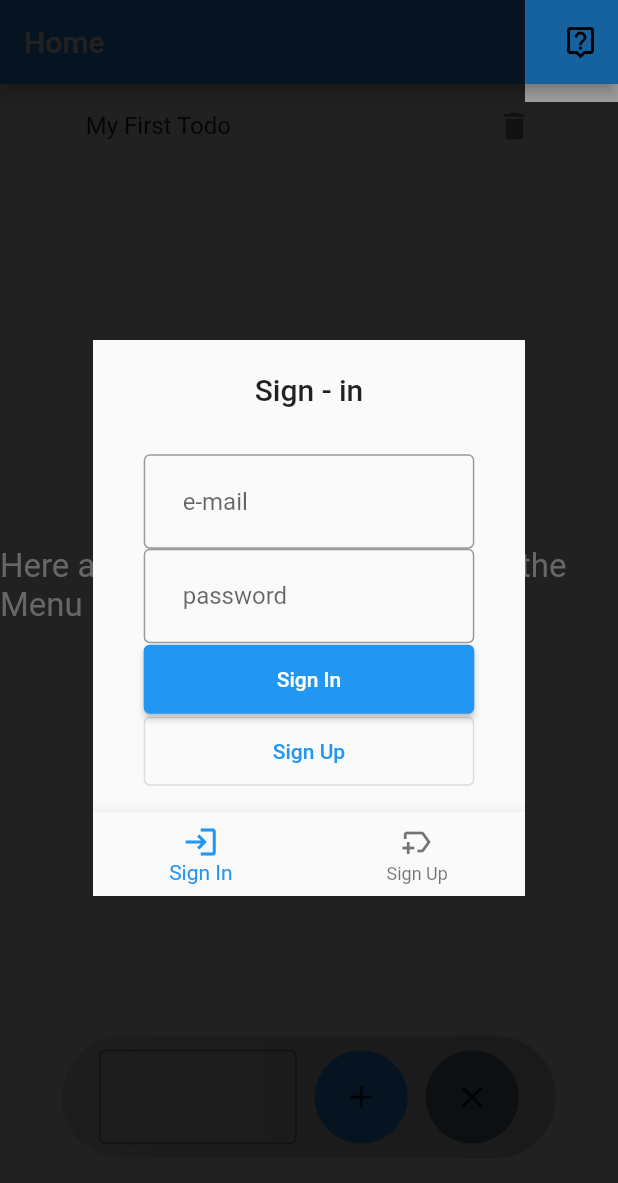
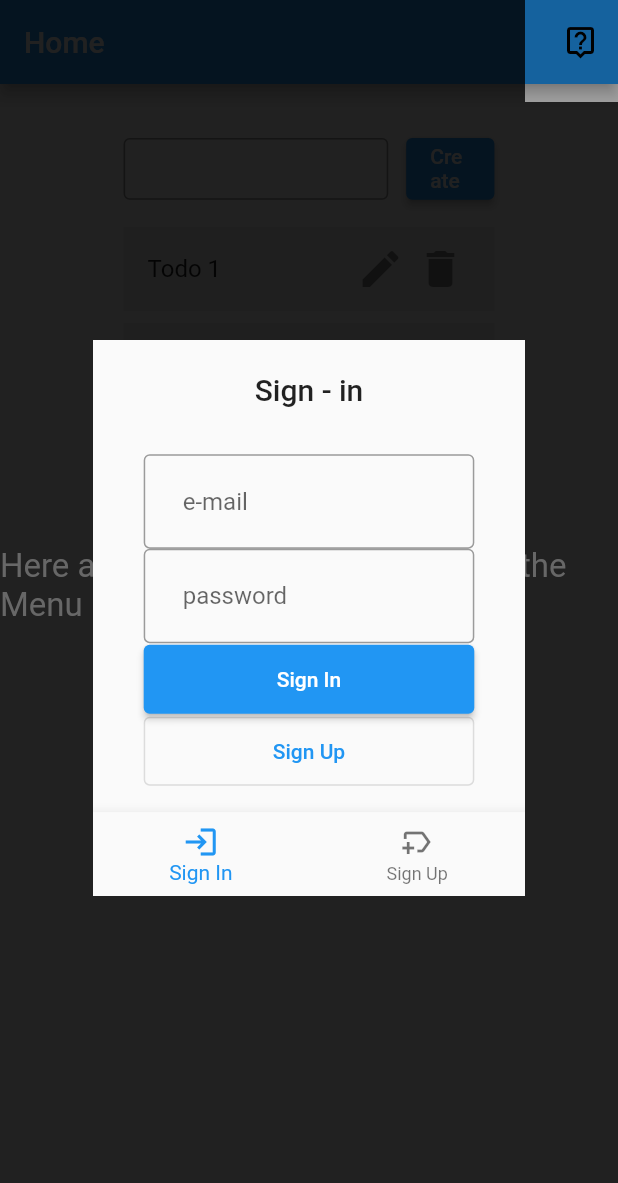
Before and after one commit to munhozfontana/todo, a Flutter app: the screen it shows after launch, on a phone screen of 412 x 824 dp. Shown: the top 1183 px of the screen. Run offline on Flutter 3.47's test engine with Material 2 defaults, Android fonts, the light colour scheme and no system bars; our stand-ins replace dartz, dio, email_validator, get_it, go_router; missing offline and left inert: dart:html, tutorial; accounts and stored records are empty.

Commit message:
tutorial: update tutorial

```diff
--- a/front/lib/app/ui/features/home/home_page_tutorial.dart
+++ b/front/lib/app/ui/features/home/home_page_tutorial.dart
@@ -1,6 +1,5 @@
 import 'package:flutter/material.dart';
 import 'package:go_router/go_router.dart';
-import 'package:todo/app/ui/widgets/btn_round_widget.dart';
 import 'package:todo/app/ui/widgets/tutorial/hole_pointer.dart';
 import 'package:tutorial/tutorial.dart';
 
@@ -15,9 +14,9 @@ class _HomePageTutorialState extends State<HomePageTutorial> {
   final appBarMenu = GlobalKey();
   final inputKey = GlobalKey();
   final addKey = GlobalKey();
-  final cleanKey = GlobalKey();
   final itemKey = GlobalKey();
   final deleteKey = GlobalKey();
+  final editKey = GlobalKey();
 
   List<TutorialItem> items = [];
 
@@ -39,6 +38,179 @@ class _HomePageTutorialState extends State<HomePageTutorial> {
       ],
     );
   }
+
+  Padding body(Size size, BuildContext context) {
+    return Padding(
+      padding: EdgeInsets.symmetric(
+        horizontal: size.width * .20,
+      ),
+      child: Column(
+        children: [
+          form(size, context),
+          const SizedBox(height: 18),
+          listTodo(size),
+        ],
+      ),
+    );
+  }
+
+  Widget form(Size size, BuildContext context) {
+    return Container(
+      margin: const EdgeInsets.only(top: 36),
+      decoration: BoxDecoration(
+        borderRadius: BorderRadius.circular(50),
+      ),
+      height: size.height * .05,
+      child: Row(
+        crossAxisAlignment: CrossAxisAlignment.stretch,
+        mainAxisAlignment: MainAxisAlignment.spaceBetween,
+        children: [
+          Expanded(
+            flex: 3,
+            child: TextField(
+              key: inputKey,
+            ),
+          ),
+          const SizedBox(width: 12),
+          Expanded(
+            flex: 1,
+            child: ElevatedButton(
+              key: addKey,
+              onPressed: () => print(''),
+              child: const Text('Create'),
+            ),
+          ),
+        ],
+      ),
+    );
+  }
+
+  Widget listTodo(size) {
+    return SizedBox(
+      height: size.height * .5,
+      child: ListView(
+        children: [
+          ListTile(
+            key: itemKey,
+            tileColor: Colors.grey[200],
+            title: const Text('Todo 1'),
+            trailing: SizedBox(
+              height: double.maxFinite,
+              width: 80,
+              child: Row(
+                mainAxisAlignment: MainAxisAlignment.spaceBetween,
+                children: [
+                  Expanded(
+                    child: InkWell(
+                      key: editKey,
+                      child: const Icon(
+                        Icons.edit,
+                        size: 32,
+                      ),
+                    ),
+                  ),
+                  Expanded(
+                    child: InkWell(
+                      key: deleteKey,
+                      child: const Icon(
+                        Icons.delete,
+                        size: 32,
+                      ),
+                    ),
+                  ),
+                ],
+              ),
+            ),
+          ),
+          const SizedBox(
+            height: 8,
+          ),
+          ListTile(
+            tileColor: Colors.grey[200],
+            title: const Text('Todo 1'),
+            trailing: SizedBox(
+              height: double.maxFinite,
+              width: 80,
+              child: Row(
+                mainAxisAlignment: MainAxisAlignment.spaceBetween,
+                children: const [
+                  Expanded(
+                    child: InkWell(
+                      child: Icon(
+                        Icons.edit,
+                        size: 32,
+                      ),
+                    ),
+                  ),
+                  Expanded(
+                    child: InkWell(
+                      child: Icon(
+                        Icons.delete,
+                        size: 32,
+                      ),
+                    ),
+                  ),
+                ],
+              ),
+            ),
+          ),
+          const SizedBox(
+            height: 8,
+          ),
+          ListTile(
+            tileColor: Colors.grey[200],
+            title: const Text('Todo 1'),
+            trailing: SizedBox(
+              height: double.maxFinite,
+              width: 80,
+              child: Row(
+                mainAxisAlignment: MainAxisAlignment.spaceBetween,
+                children: const [
+                  Expanded(
+                    child: InkWell(
+                      child: Icon(
+                        Icons.edit,
+                        size: 32,
+                      ),
+                    ),
+                  ),
+                  Expanded(
+                    child: InkWell(
+                      child: Icon(
+                        Icons.delete,
+                        size: 32,
+                      ),
+                    ),
+                  ),
+                ],
+              ),
+            ),
+          ),
+        ],
+      ),
+    );
+  }
+
+  AppBar appBar(BuildContext context) {
+    return AppBar(
+      title: const Text('Home'),
+      actions: [
+        SizedBox(
+          key: appBarMenu,
+          width: 50,
+          child: InkWell(
+            onTap: () => GoRouter.of(context).push('/about_app_page'),
+            child: const Icon(
+              Icons.live_help_outlined,
+              color: Colors.black,
+            ),
+          ),
+        )
+      ],
+    );
+  }
+
+// ----------------
 
   Widget appTutorial(Size size, BuildContext context) {
     return GestureDetector(
@@ -73,18 +245,18 @@ class _HomePageTutorialState extends State<HomePageTutorial> {
               show: itemSelect == 2,
             ),
             buildItem(
-              text: "Here are have possible to clean the field",
-              key: cleanKey,
-              show: itemSelect == 3,
-            ),
-            buildItem(
               text: "Here are have possible to see the info",
               key: itemKey,
-              show: itemSelect == 4,
+              show: itemSelect == 3,
             ),
             buildItem(
               text: "This button remove item",
               key: deleteKey,
+              show: itemSelect == 4,
+            ),
+            buildItem(
+              text: "Here ou navigate to edit page",
+              key: editKey,
               show: itemSelect == 5,
             ),
           ],
@@ -134,108 +306,4 @@ class _HomePageTutorialState extends State<HomePageTutorial> {
       ],
     );
   }
-
-  Padding body(Size size, BuildContext context) {
-    return Padding(
-      padding: EdgeInsets.symmetric(
-        horizontal: size.width * .10,
-      ),
-      child: Stack(
-        children: [
-          listTodo(),
-          form(size, context),
-        ],
-      ),
-    );
-  }
-
-  Align form(Size size, BuildContext context) {
-    return Align(
-      alignment: const Alignment(-1.0, .85),
-      child: Container(
-        decoration: BoxDecoration(
-            boxShadow: [
-              BoxShadow(
-                color: Colors.black.withOpacity(0.25),
-              )
-            ],
-            border: Border.all(
-              color: Colors.white.withOpacity(0.2),
-              width: 1.0,
-            ),
-            gradient: LinearGradient(
-              colors: [
-                Colors.white.withOpacity(0.5),
-                Colors.white.withOpacity(0.2)
-              ],
-              stops: const [0.0, 1.0],
-            ),
-            borderRadius: BorderRadius.circular(50)),
-        height: size.height * .1,
-        child: Row(
-          mainAxisAlignment: MainAxisAlignment.spaceBetween,
-          children: [
-            const SizedBox(width: 24),
-            Expanded(
-              key: inputKey,
-              flex: 9,
-              child: const TextField(),
-            ),
-            const SizedBox(width: 12),
-            BtnRoundWidget(
-              key: addKey,
-              color: Theme.of(context).primaryColor,
-              child: const Center(
-                  child: Icon(
-                Icons.add,
-              )),
-            ),
-            const SizedBox(width: 12),
-            BtnRoundWidget(
-              key: cleanKey,
-              color: Colors.blueGrey,
-              child: const Icon(Icons.clear),
-            ),
-            const SizedBox(width: 24),
-          ],
-        ),
-      ),
-    );
-  }
-
-  Widget listTodo() {
-    return ListView(
-      children: [
-        ListTile(
-          key: itemKey,
-          title: const Text('My First Todo'),
-          trailing: InkWell(
-            key: deleteKey,
-            child: const Icon(Icons.delete),
-          ),
-        ),
-        const SizedBox(
-          height: 8,
-        )
-      ],
-    );
-  }
-
-  AppBar appBar(BuildContext context) {
-    return AppBar(
-      title: const Text('Home'),
-      actions: [
-        SizedBox(
-          width: 50,
-          child: InkWell(
-            key: appBarMenu,
-            child: const Icon(
-              Icons.live_help_outlined,
-              color: Colors.black,
-            ),
-          ),
-        )
-      ],
-    );
-  }
 }
```
